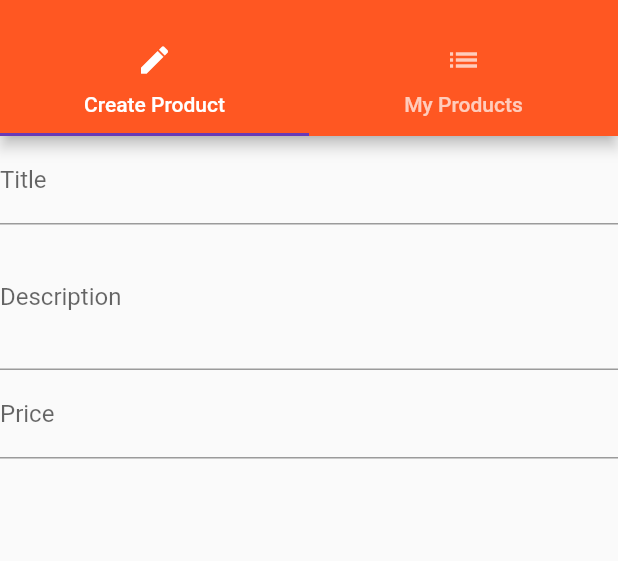
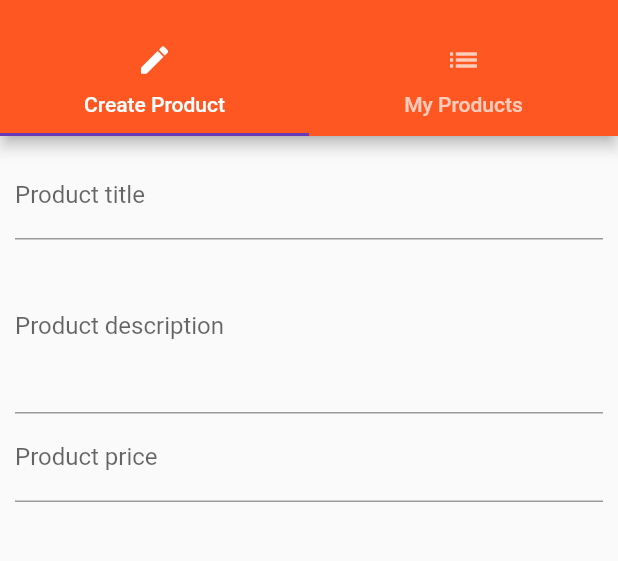
Before and after one commit to maximebarber/udemy-flutter, a Flutter app: the ProductsAdminPage screen opened by its route, on a phone screen of 412 x 824 dp, the part 59-620 px from its top. Run offline on Flutter 3.47's test engine with Material 2 defaults, Android fonts, the phone set to English and light mode, and no system bars.

Commit message:
90 - styling text fields

```diff
--- a/lib/pages/product_create.dart
+++ b/lib/pages/product_create.dart
@@ -12,10 +12,12 @@ class _ProductCreatePageState extends State<ProductCreatePage> {
 
   @override
   Widget build(BuildContext context) {
-    return Column(
+    return Container(
+      margin: EdgeInsets.all(10.0),
+      child: Column(
         children: <Widget>[
           TextField(
-          decoration: InputDecoration(labelText: "Title"),
+            decoration: InputDecoration(labelText: "Product title"),
             onChanged: (String value) {
               setState(() {
                 titleValue = value;
@@ -23,14 +25,25 @@ class _ProductCreatePageState extends State<ProductCreatePage> {
             },
           ),
           TextField(
-          decoration: InputDecoration(labelText: "Description"),
-          maxLines: 3,
+            decoration: InputDecoration(labelText: "Product description"),
+            maxLines: 4,
+            onChanged: (String value) {
+              setState(() {
+                descriptionValue = value;
+              });
+            },
           ),
           TextField(
-          decoration: InputDecoration(labelText: "Price"),
+            decoration: InputDecoration(labelText: "Product price"),
             keyboardType: TextInputType.number,
+            onChanged: (String value) {
+              setState(() {
+                priceValue = double.parse(value);
+              });
+            },
           ),
         ],
+      ),
     );
   }
 }
```
Lines whose indentation alone changed are shown as unchanged.
